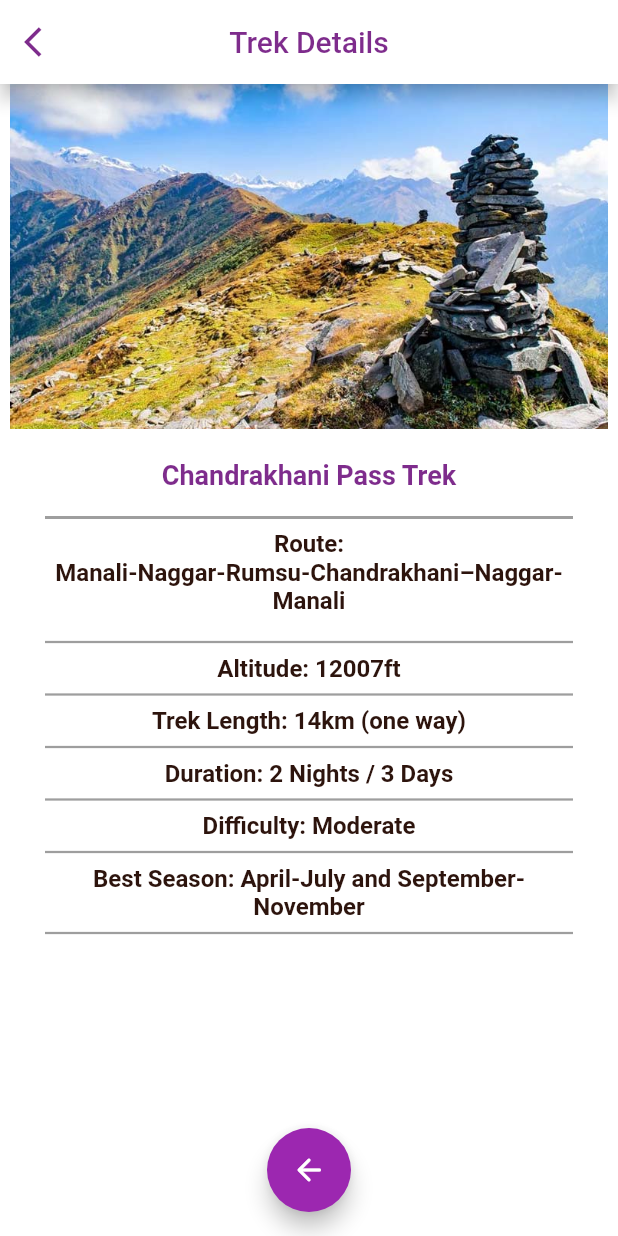
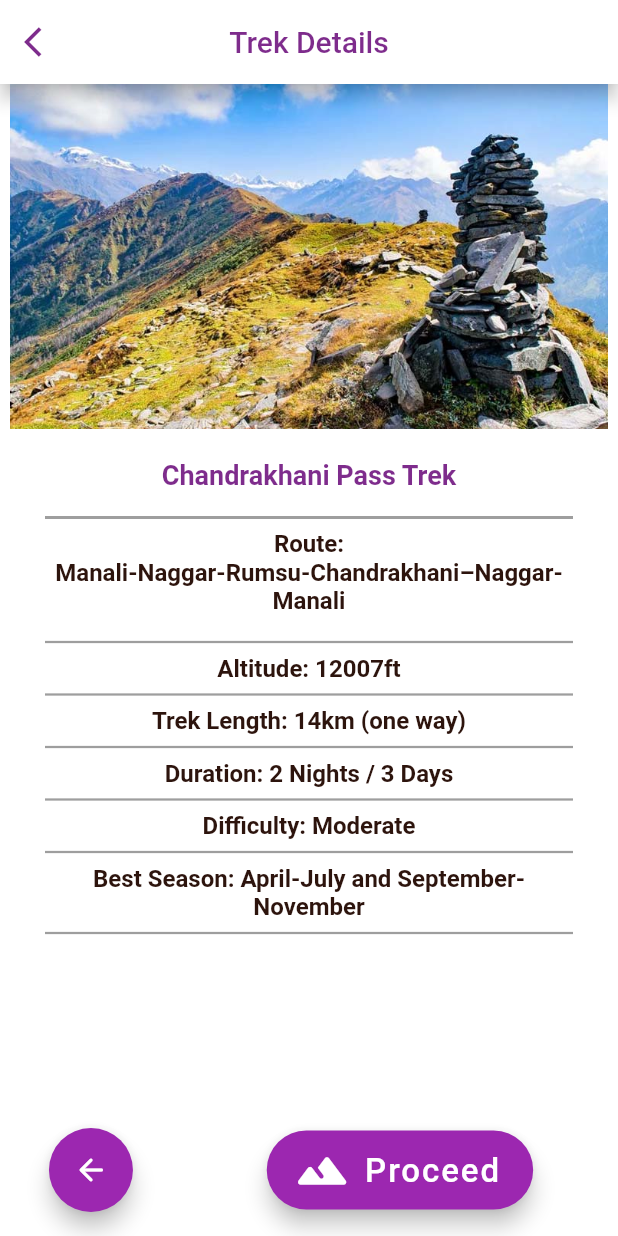
Before and after one commit to coolpepe17/gokullu, a Flutter app: the TrekDetails screen opened directly with empty values, on a phone screen of 412 x 824 dp. Run offline on Flutter 3.47's test engine with Material 2 defaults, Android fonts, the phone set to English and light mode, and no system bars; our stand-ins replace curved_navigation_bar, flutter_svg, shared_preferences, sqflite; accounts and stored records are empty; project files that could hold a hidden picture were left out.

Commit message:
1stLayout

```diff
--- a/lib/screen/preferences/trek_details.dart
+++ b/lib/screen/preferences/trek_details.dart
@@ -77,14 +77,31 @@ class TrekDetails extends StatelessWidget {
           ],
         ),
       ),
-      floatingActionButton: FloatingActionButton(
-        onPressed: () {
-          Navigator.pop(context);
-        },
-        tooltip: 'Back',
-        child: Icon(Icons.arrow_back_rounded),
+      floatingActionButton: Row(
+        mainAxisAlignment: MainAxisAlignment.spaceAround,
+        children: [
+          FloatingActionButton(
+            onPressed: () {
+              Navigator.pop(context);
+            },
+            tooltip: 'Back',
+            child: Icon(Icons.arrow_back_rounded),
+          ),
+          Transform.scale(
+            scale: 1.1,
+            child: FloatingActionButton.extended(
+              onPressed: () {},
+              icon: Icon(Icons.terrain_rounded, size: 35),
+              label: Text(
+                'Proceed',
+                style: TextStyle(fontSize: 20),
+              ),
+            ),
+          )
+        ],
       ),
-      floatingActionButtonLocation: FloatingActionButtonLocation.centerFloat,
+      // mainAxisAlignment: MainAxisAlignment.spaceEvenly,
+      // floatingActionButtonLocation: FloatingActionButtonLocation.startFloat,
     );
   }
 
```
